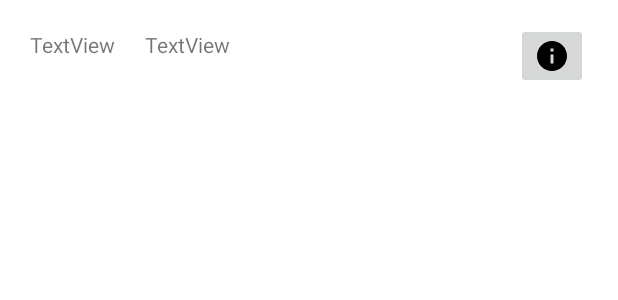
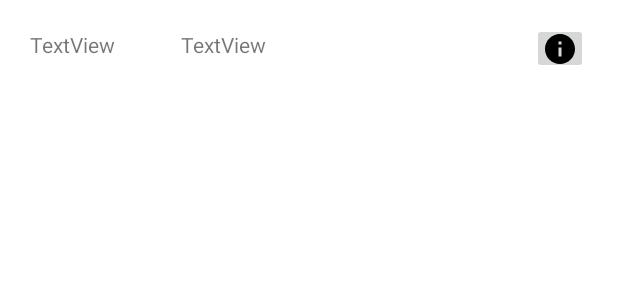
Before and after one commit to gurkvatten/Gptracks, an Android app: the layout list_item.xml on its own in the app's theme, with its tools: preview values and no code run, on a phone screen of 412 x 824 dp. Shown: the top 300 px of the screen. Run offline under Robolectric (Android 15) with nearby library versions, the phone set to English and light mode, and no system bars.

Commit message:
fixed listview

```diff
--- a/app/src/main/java/com/example/gptracks/TracksAdapter.kt
+++ b/app/src/main/java/com/example/gptracks/TracksAdapter.kt
@@ -17,7 +17,6 @@ class TracksAdapter(var tracksList: ArrayList<Tracks>) :
 
     override fun onBindViewHolder(holder: TrackViewHolder, position: Int) {
         val track = tracksList[position]
-        holder.bind(track)
     }
 
     override fun getItemCount(): Int {
@@ -33,9 +32,6 @@ class TracksAdapter(var tracksList: ArrayList<Tracks>) :
         private val nameTextView: TextView = itemView.findViewById(R.id.nameTextView)
         private val countryTextView: TextView = itemView.findViewById(R.id.countryTextView)
 
-        fun bind(track: Tracks) {
-            nameTextView.text = track.name
-            countryTextView.text = track.country
-        }
+
     }
 }
--- a/app/src/main/res/layout/activity_tracks.xml
+++ b/app/src/main/res/layout/activity_tracks.xml
@@ -8,13 +8,13 @@
 
     <androidx.recyclerview.widget.RecyclerView
         android:id="@+id/listTracks"
-        android:layout_width="match_parent"
-        android:layout_height="wrap_content"
+        android:layout_width="0dp"
+        android:layout_height="0dp"
         app:layout_constraintBottom_toBottomOf="parent"
         app:layout_constraintEnd_toEndOf="parent"
         app:layout_constraintStart_toStartOf="parent"
         app:layout_constraintTop_toTopOf="parent"
-        app:layout_constraintVertical_bias="0.333"
+        app:layout_constraintVertical_bias="0"
         tools:listitem="@layout/list_item" />
 
     <com.google.android.material.floatingactionbutton.FloatingActionButton
--- a/app/src/main/res/layout/list_item.xml
+++ b/app/src/main/res/layout/list_item.xml
@@ -3,7 +3,7 @@
     xmlns:app="http://schemas.android.com/apk/res-auto"
     xmlns:tools="http://schemas.android.com/tools"
     android:layout_width="match_parent"
-    android:layout_height="match_parent">
+    android:layout_height="wrap_content">
 
     <TextView
         android:id="@+id/nameTextView"
@@ -19,7 +19,7 @@
         android:id="@+id/countryTextView"
         android:layout_width="wrap_content"
         android:layout_height="wrap_content"
-        android:layout_marginStart="20dp"
+        android:layout_marginStart="44dp"
         android:layout_marginTop="20dp"
         android:text="TextView"
         app:layout_constraintStart_toEndOf="@+id/nameTextView"
@@ -27,8 +27,8 @@
 
     <ImageButton
         android:id="@+id/infoButton"
-        android:layout_width="wrap_content"
-        android:layout_height="wrap_content"
+        android:layout_width="37dp"
+        android:layout_height="34dp"
         android:layout_marginTop="15dp"
         android:layout_marginEnd="20dp"
         app:layout_constraintEnd_toEndOf="parent"
```
Also changed, not shown: app/src/main/java/com/example/gptracks/MainActivity.kt (+4 -19 lines).
